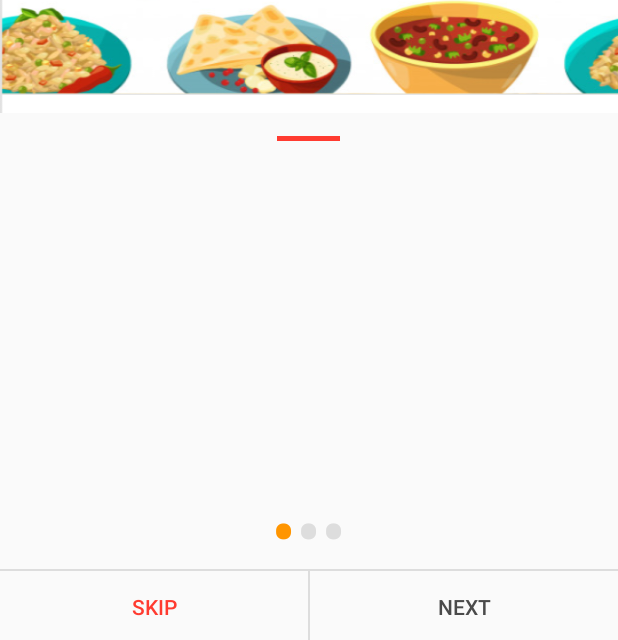
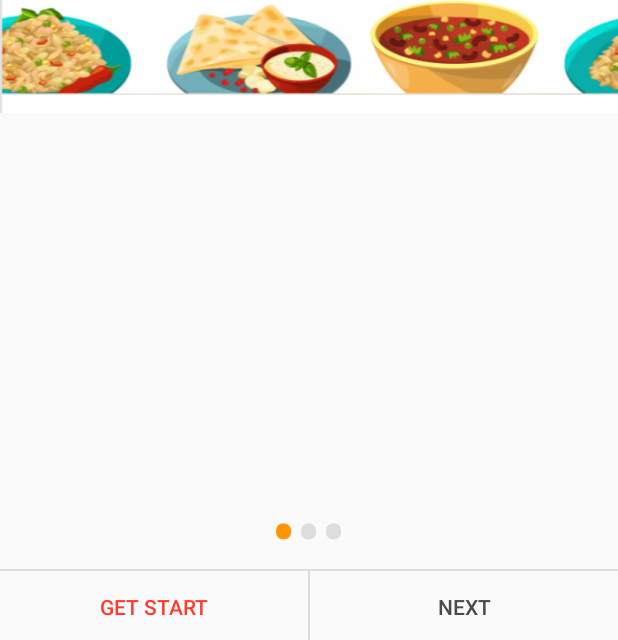
Before and after one commit to mayank177/DriveThru, an Android app: the screen it shows after launch (WelcomeActivity), on a phone screen of 412 x 824 dp. Shown: the part 593-1233 px from the top of the screen. Run offline under Robolectric (Android 15) with nearby library versions, the light colour scheme and no system bars; plain views replace TextView; Roboto replaces fonts that are not available here.

Commit message:
change in intro slide design

```diff
--- a/app/src/main/res/layout/welcome_slide1.xml
+++ b/app/src/main/res/layout/welcome_slide1.xml
@@ -40,11 +40,6 @@
             android:src="@drawable/spash_2" />
 
 
-        <View
-            android:layout_marginTop="15dp"
-            android:layout_width="42dp"
-            android:layout_height="3dp"
-            android:background="#ff3b30"/>
 
     </LinearLayout>
 </RelativeLayout>
--- a/app/src/main/res/layout/welcome_slide2.xml
+++ b/app/src/main/res/layout/welcome_slide2.xml
@@ -40,11 +40,5 @@
             android:src="@drawable/spash_2" />
 
 
-        <View
-            android:layout_marginTop="15dp"
-            android:layout_width="42dp"
-            android:layout_height="3dp"
-            android:background="#ff3b30"/>
-
     </LinearLayout>
 </RelativeLayout>
--- a/app/src/main/res/layout/welcome_slide3.xml
+++ b/app/src/main/res/layout/welcome_slide3.xml
@@ -40,11 +40,5 @@
             android:src="@drawable/splash_4" />
 
 
-        <View
-            android:layout_marginTop="15dp"
-            android:layout_width="42dp"
-            android:layout_height="3dp"
-            android:background="#ff3b30"/>
-
     </LinearLayout>
 </RelativeLayout>
--- a/app/src/main/res/values/strings.xml
+++ b/app/src/main/res/values/strings.xml
@@ -1,7 +1,7 @@
 <resources>
     <string name="app_name">DriveThru</string>
     <string name="next">NEXT</string>
-    <string name="skip">SKIP</string>
+    <string name="skip">Get Start</string>
     <string name="start">GOT IT</string>
     <string name="slide_text">3 Easy step to receive Your food</string>
     <string name="select_your_food">Select Your Food</string>
```
